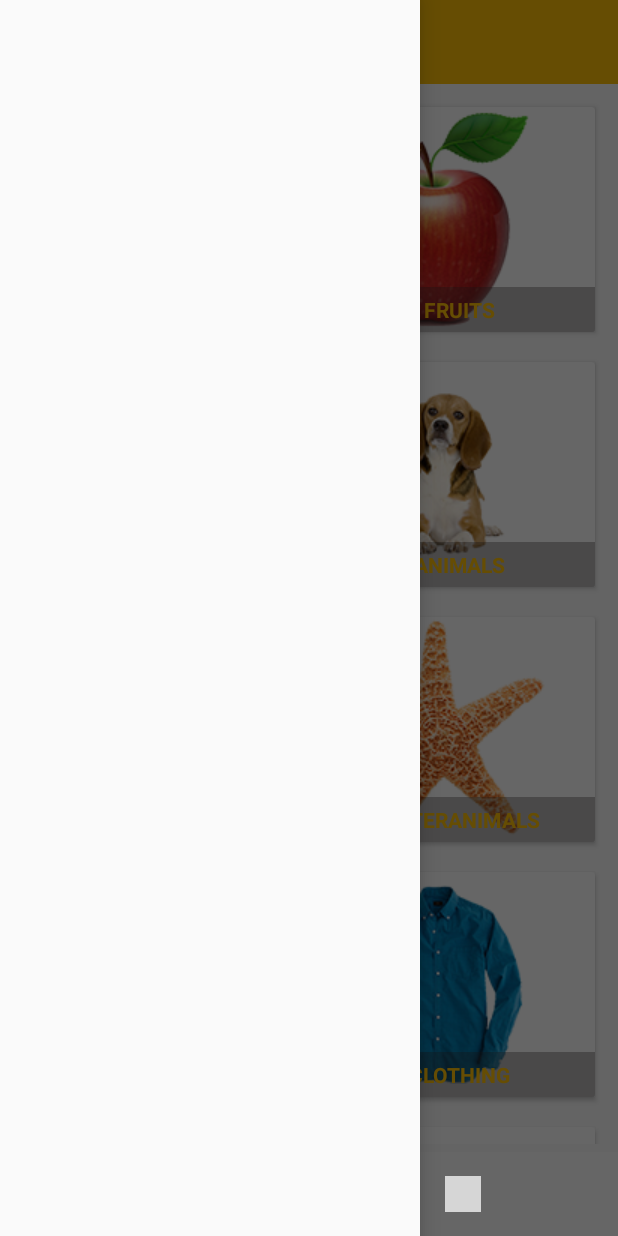
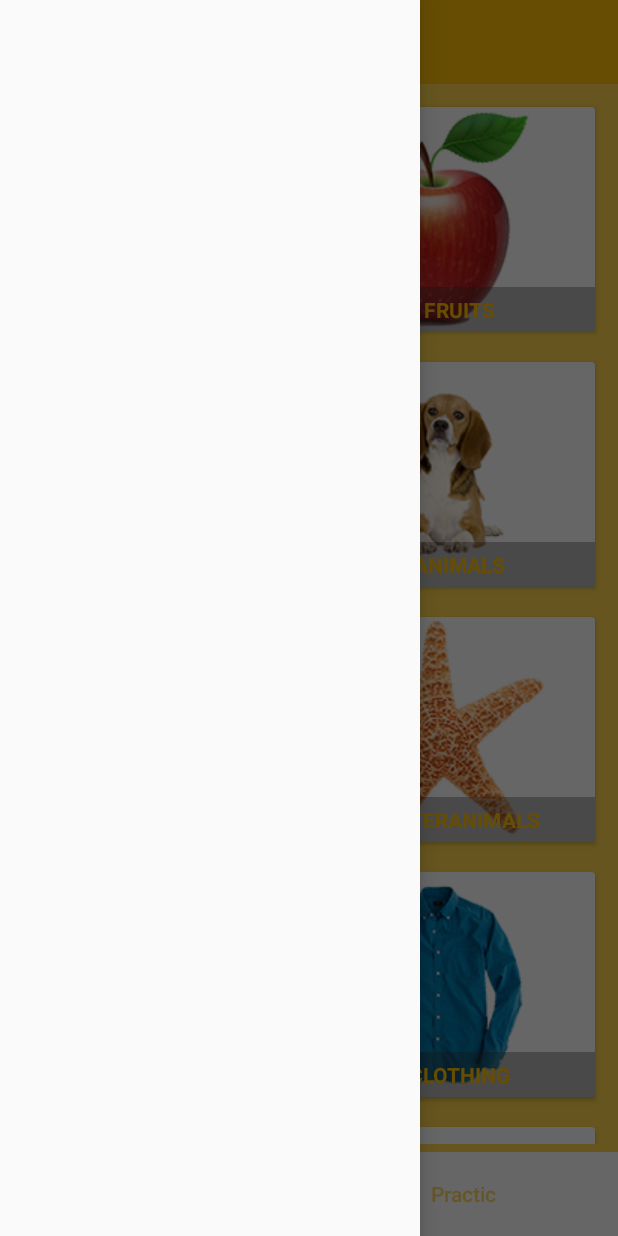
Before and after one commit to ntanh1061/KidLearningEnglish, an Android app: the screen it shows after launch (MainActivity), with the side drawer open, on a phone screen of 412 x 824 dp. Run offline under Robolectric (Android 15) with nearby library versions, the phone set to English and light mode, and no system bars; grey boxes are pictures that could not be loaded.

Commit message:
add func 1

```diff
--- a/app/src/main/java/anhnt/pickidlearning/activity/MainActivity.java
+++ b/app/src/main/java/anhnt/pickidlearning/activity/MainActivity.java
@@ -57,22 +57,22 @@ public class MainActivity extends AppCompatActivity {
                 .replace(R.id.fr_container, new VocabularyFragment())
                 .commit();
 
-        final TabLayout.Tab tabVocabulary = mTabLayout.newTab().setIcon(R.mipmap.ic_vocabulary_on).setText("Vocabulary");
-        TabLayout.Tab tabPractice = mTabLayout.newTab().setIcon(R.mipmap.ic_practice_off);
+        final TabLayout.Tab tabVocabulary = mTabLayout.newTab().setText("Vocabulary");
+        TabLayout.Tab tabPractice = mTabLayout.newTab().setText("Practic");
         mTabLayout.addTab(tabVocabulary);
         mTabLayout.addTab(tabPractice);
         mTabLayout.addOnTabSelectedListener(new TabLayout.OnTabSelectedListener() {
             @Override
             public void onTabSelected(TabLayout.Tab tab) {
                 if (tab == tabVocabulary) {
-                    tab.setIcon(R.mipmap.ic_vocabulary_on);
-                    tab.setText("Vocabulary");
+//                    tab.setIcon(R.mipmap.ic_vocabulary_on);
+//                    tab.setText("Vocabulary");
                     getSupportFragmentManager().beginTransaction()
                             .replace(R.id.fr_container, new VocabularyFragment())
                             .commit();
                 } else {
-                    tab.setIcon(R.mipmap.ic_practice_on);
-                    tab.setText("Practice");
+//                    tab.setIcon(R.mipmap.ic_practice_on);
+//                    tab.setText("Practice");
                     getSupportFragmentManager().beginTransaction()
                             .replace(R.id.fr_container, new PracticeFragment())
                             .commit();
@@ -91,12 +91,12 @@ public class MainActivity extends AppCompatActivity {
 
             @Override
             public void onTabUnselected(TabLayout.Tab tab) {
-                tab.setText("");
-                if (tab == tabVocabulary) {
-                    tab.setIcon(R.mipmap.ic_vocabulary_off);
-                } else {
-                    tab.setIcon(R.mipmap.ic_practice_off);
-                }
+//                tab.setText("");
+//                if (tab == tabVocabulary) {
+//                    tab.setIcon(R.mipmap.ic_vocabulary_off);
+//                } else {
+//                    tab.setIcon(R.mipmap.ic_practice_off);
+//                }
             }
 
             @Override
@@ -115,6 +115,7 @@ public class MainActivity extends AppCompatActivity {
         mDrawer.setDrawerListener(mToggle);
         mToggle.syncState();
     }
+
     @Override
     public void onBackPressed() {
         DrawerLayout drawer = (DrawerLayout) findViewById(R.id.drawer_layout);
--- /dev/null
+++ b/app/src/main/res/drawable/custom_tab_layout.xml
@@ -0,0 +1,5 @@
+<?xml version="1.0" encoding="utf-8"?>
+<selector xmlns:android="http://schemas.android.com/apk/res/android">
+    <item android:drawable="@color/colorToolbar" android:state_selected="true"/>
+    <item android:drawable="@color/background"/>
+</selector>
--- a/app/src/main/res/layout/activity_main.xml
+++ b/app/src/main/res/layout/activity_main.xml
@@ -6,7 +6,8 @@
     android:layout_width="match_parent"
     android:layout_height="match_parent"
     android:fitsSystemWindows="true"
-    tools:openDrawer="start">
+    tools:openDrawer="start"
+    android:background="@color/background">
 
     <RelativeLayout
         android:layout_width="match_parent"
@@ -33,9 +34,10 @@
             android:layout_width="match_parent"
             android:layout_height="?attr/actionBarSize"
             android:layout_alignParentBottom="true"
-            android:background="#fff"
-            app:tabIndicatorColor="#fff"
             app:tabSelectedTextColor="@color/colorToolbar"
+            app:tabTextColor="#A0FFC107"
+            app:tabBackground="@color/button_color_normal"
+            app:tabIndicatorColor="@color/colorToolbar"
             app:tabTextAppearance="@style/MyCustomTextAppearance" />
     </RelativeLayout>
 
--- a/app/src/main/res/values/colors.xml
+++ b/app/src/main/res/values/colors.xml
@@ -1,7 +1,7 @@
 <?xml version="1.0" encoding="utf-8"?>
 <resources>
     <color name="colorPrimary">#3F51B5</color>
-    <color name="colorPrimaryDark">#303F9F</color>
+    <color name="colorPrimaryDark">#ffc817</color>
     <color name="colorAccent">#FF4081</color>
     <color name="colorToolbar">#FFC107</color>
     <color name="background">#FFD54F</color>
```
Also changed, not shown: app/src/main/res/drawable/s_listening_skills.png (added).
